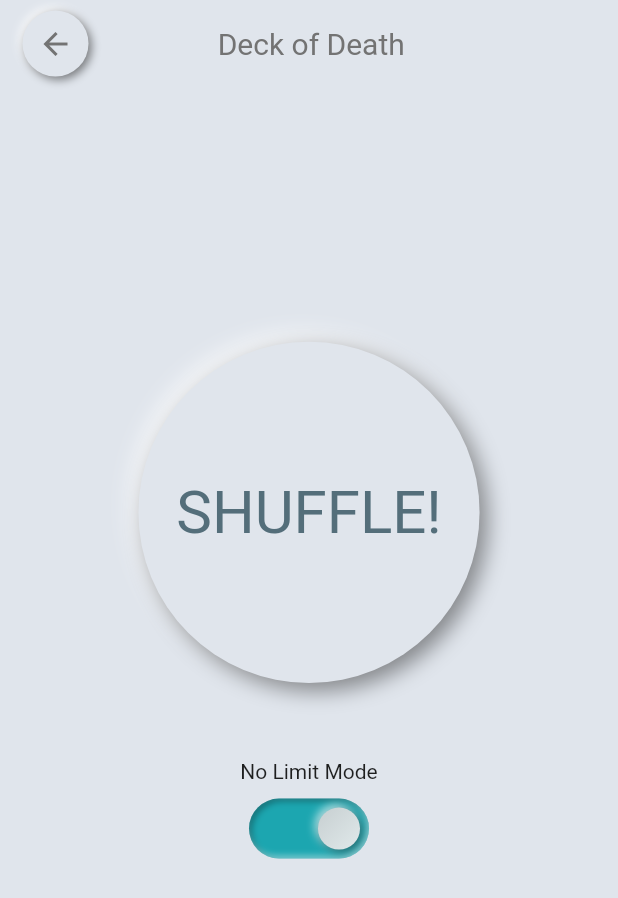
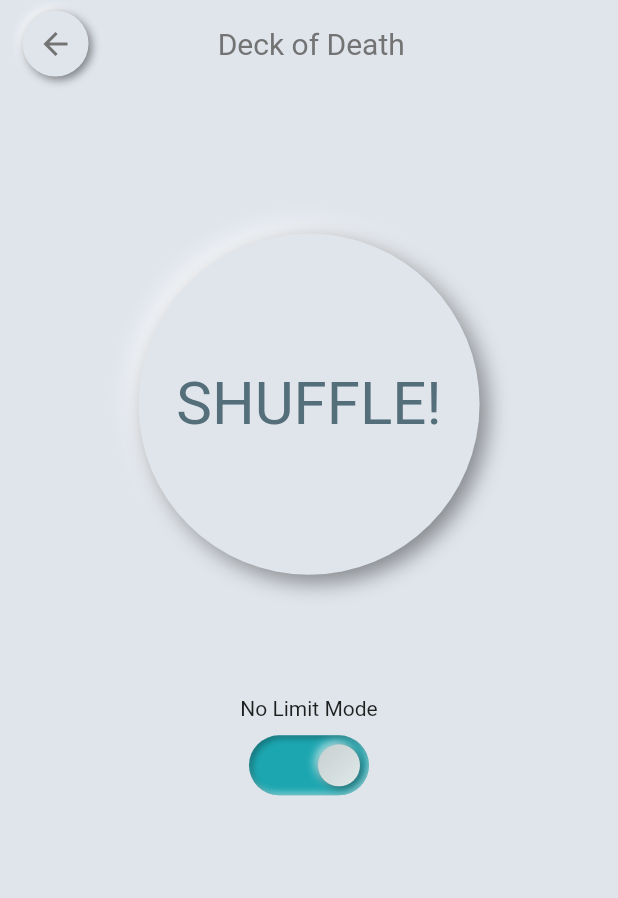
Before and after one commit to tksuns12/jailhouse_workout, a Flutter app: the screen it shows after launch, after a tap on "Deck of Death", on a phone screen of 412 x 824 dp. Shown: the top 898 px of the screen. Run offline on Flutter 3.47's test engine with Material 2 defaults, Android fonts, the phone set to English and light mode, and no system bars; drawn by our look-alikes of flutter_neumorphic; our stand-ins replace audioplayers, font_awesome_flutter, hive, hive_flutter, permission_handler, wakelock; missing offline and left inert: firebase_admob; accounts and stored records are empty.

Commit message:
죽음의 덱 위젯 위치 살짝 조정, 피라미드 쉬는 시간 버그 수정

```diff
--- a/lib/providers/pyramid.provider.dart
+++ b/lib/providers/pyramid.provider.dart
@@ -61,6 +61,7 @@ class PyramidProvider with ChangeNotifier {
     } else {
       isResting = true;
       setTimer(rest[0]);
+      rest.removeAt(0);
 
     }
   }
@@ -111,7 +112,6 @@ class PyramidProvider with ChangeNotifier {
         }
       } else {
         displayedReps = reps.first.toString();
-        rest.removeAt(0);
         reps.removeAt(0);
         await player.play('sounds/long_beep.mp3');
         isResting = false;
--- a/lib/screens/deck_of_death_screen.dart
+++ b/lib/screens/deck_of_death_screen.dart
@@ -99,6 +99,7 @@ class _DeckOfDeathScreenState extends State<DeckOfDeathScreen> {
                                       depth: 10),
                                 ),
                               ),
+                              SizedBox(height: 30),
                               SizedBox(
                                 height: 80,
                                 width: 200,
@@ -165,7 +166,7 @@ class _DeckOfDeathScreenState extends State<DeckOfDeathScreen> {
                                                     color: kDarkerAccentColor),
                                               ),
                                               Text(
-                                                "${deck.displayedCard.reps}",
+                                                "${deck.displayedCard.reps.toString().padLeft(2, '0')}",
                                                 style: TextStyle(
                                                     color: kNumberColor,
                                                     fontFamily: "PocketCal",
@@ -184,7 +185,7 @@ class _DeckOfDeathScreenState extends State<DeckOfDeathScreen> {
                                                     color: kDarkerAccentColor),
                                               ),
                                               Text(
-                                                "${deck.deck.length}",
+                                                "${deck.deck.length.toString().padLeft(2, '0')}",
                                                 style: TextStyle(
                                                     color: kNumberColor,
                                                     fontFamily: "PocketCal",
@@ -202,7 +203,7 @@ class _DeckOfDeathScreenState extends State<DeckOfDeathScreen> {
                               ),
                             ],
                           ),
-                          Spacer(flex: 2),
+                          Spacer(flex: 6),
                         ],
                       )),
           ),
--- a/lib/screens/pyramid_screen.dart
+++ b/lib/screens/pyramid_screen.dart
@@ -460,11 +460,11 @@ class _PyramidScreenState extends State<PyramidScreen>
                         onPressed: () {
                           if (!staticPyramid.isResting &&
                               staticPyramid.hasBegun) {
-                            staticPyramid.onClickRepFinished();
                             if (staticPyramid.reps.length != 0) {
                               controller
                                 ..duration = Duration(
                                     seconds: staticPyramid.rest[0] + 1);
+                              staticPyramid.onClickRepFinished();
                               controller.forward(from: 0);
                             }
                           } else if (staticPyramid.isResting) {
```
